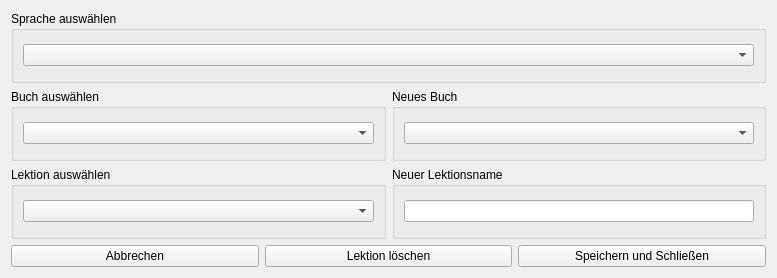
JPaehr/VokabelTrainer, file UIs/WindowLektionAendern.ui: the form before one commit.
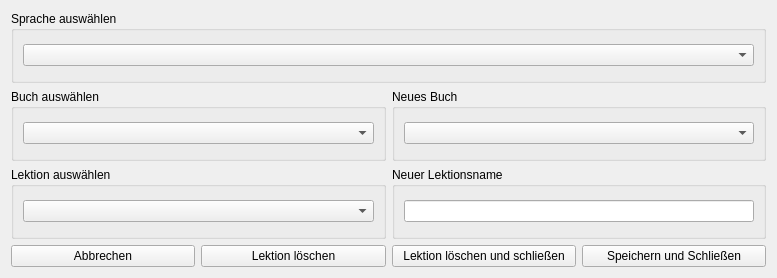
The form after the commit.

Commit message: now units can be deleted

What changed in the file:
```diff
--- a/UIs/WindowLektionAendern.ui
+++ b/UIs/WindowLektionAendern.ui
@@ -104,6 +104,13 @@
          </property>
         </widget>
        </item>
+       <item>
+        <widget class="QPushButton" name="btnLektionloeschenUSchliessen">
+         <property name="text">
+          <string>Lektion löschen und schließen</string>
+         </property>
+        </widget>
+       </item>
        <item>
         <widget class="QPushButton" name="btnSpeichernUndSchliessen">
          <property name="text">
```
The commit also changes 2 other files.
